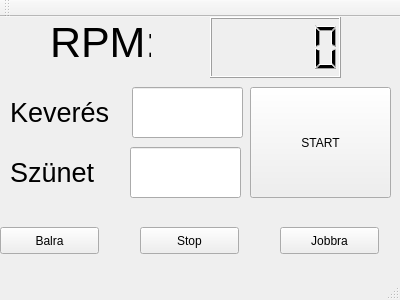
First picture: the form in palinkafozo2/palinkafozo.ui, repository dorven/palinkafozo2, before the edit.
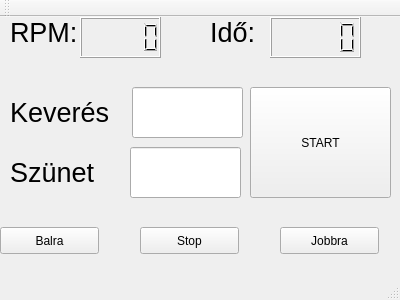
Second picture: the form after the edit.

Commit message: Kész változat. A számlálót (Counter változó) megjelenítettem a felhasználó felületen. A felhasználói felületen RPM szerepel és a program a másodpercenkénti fordulatot írta ki ezért javítottam úgy, hogy a kiírt fordulatot megszoroztam 60-nal. Hiányzó gombok implementálva. a lenyomásakor néhány változót nullázni kell, hogy a program megfelelően újraindítható legyen. Kicsit átrendeztem a felhasználói felületet is.

```diff
--- a/palinkafozo2/palinkafozo.ui
+++ b/palinkafozo2/palinkafozo.ui
@@ -17,25 +17,25 @@
    <widget class="QLCDNumber" name="lcdNumber">
     <property name="geometry">
      <rect>
-      <x>210</x>
+      <x>80</x>
       <y>0</y>
-      <width>131</width>
-      <height>61</height>
+      <width>81</width>
+      <height>41</height>
      </rect>
     </property>
    </widget>
    <widget class="QLabel" name="label">
     <property name="geometry">
      <rect>
-      <x>50</x>
+      <x>10</x>
       <y>0</y>
-      <width>101</width>
-      <height>51</height>
+      <width>71</width>
+      <height>31</height>
      </rect>
     </property>
     <property name="font">
      <font>
-      <pointsize>32</pointsize>
+      <pointsize>20</pointsize>
      </font>
     </property>
     <property name="text">
@@ -150,6 +150,34 @@
      <string>Jobbra</string>
     </property>
    </widget>
+   <widget class="QLabel" name="label_4">
+    <property name="geometry">
+     <rect>
+      <x>210</x>
+      <y>0</y>
+      <width>51</width>
+      <height>31</height>
+     </rect>
+    </property>
+    <property name="font">
+     <font>
+      <pointsize>20</pointsize>
+     </font>
+    </property>
+    <property name="text">
+     <string>Idő:</string>
+    </property>
+   </widget>
+   <widget class="QLCDNumber" name="lcdNumber_2">
+    <property name="geometry">
+     <rect>
+      <x>270</x>
+      <y>0</y>
+      <width>91</width>
+      <height>41</height>
+     </rect>
+    </property>
+   </widget>
   </widget>
   <widget class="QMenuBar" name="menuBar">
    <property name="geometry">
```
The commit also changes 1 other file.
